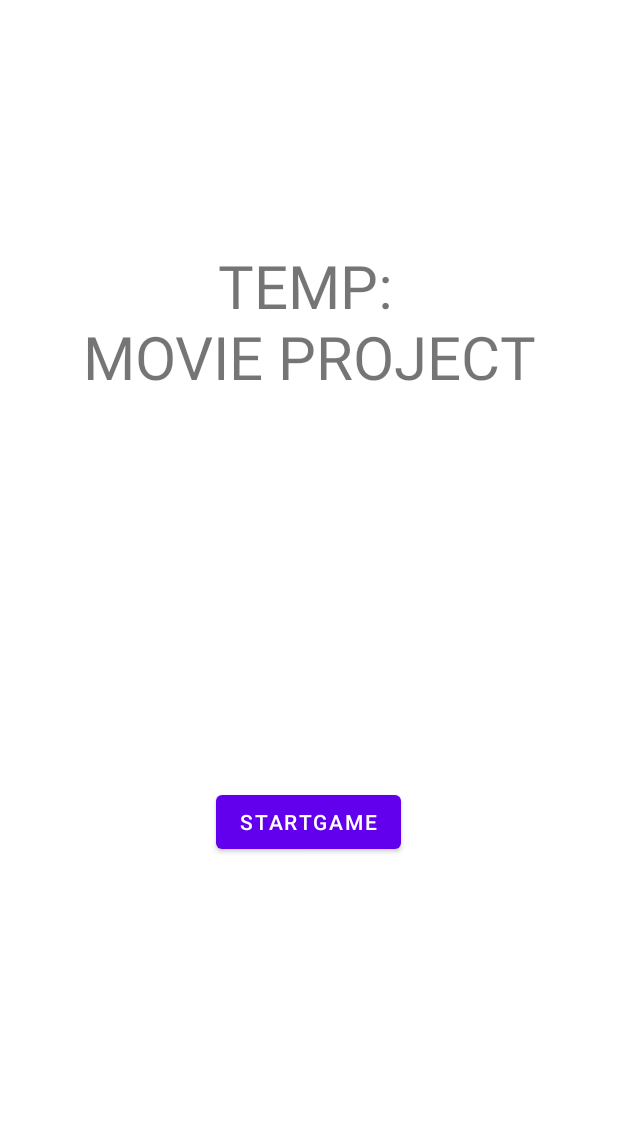
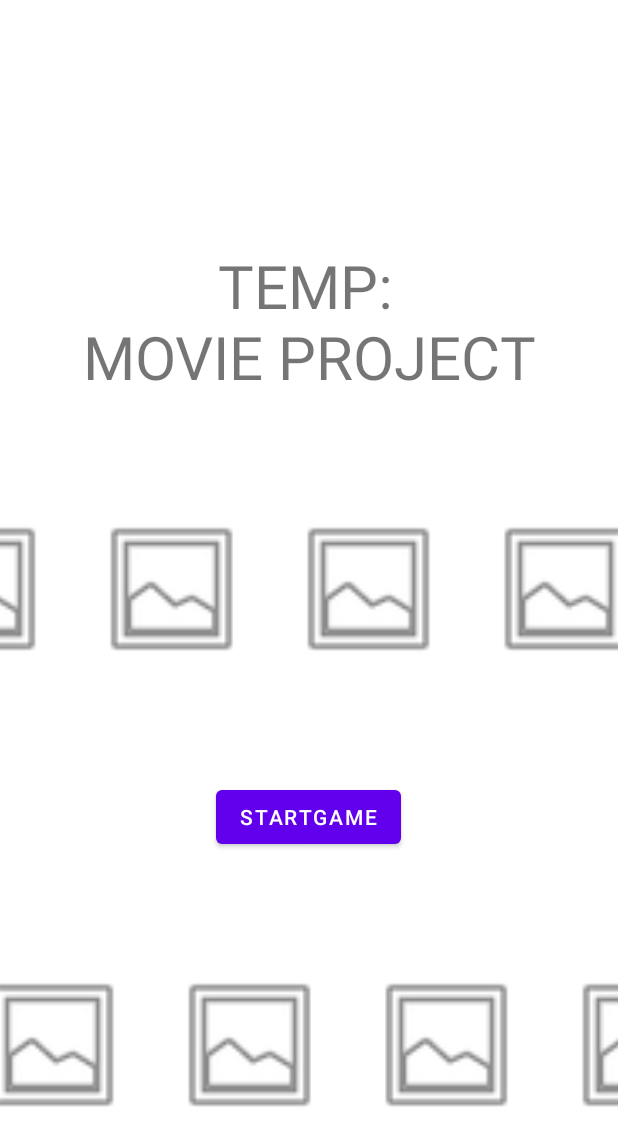
Before and after one commit to alexpopester/MovieProject, an Android app: the screen it shows after launch (MainActivity), on a phone screen of 412 x 824 dp. Shown: the top 1146 px of the screen. Run offline under Robolectric (Android 15) with nearby library versions, the phone set to English and light mode, and no system bars; our stand-ins replace Dagger/Hilt's generated code; libraries missing offline, so code that uses them is left out: com.google.firebase.crashlytics; network calls fail; pictures from the network do not load; 2 statements that could not run were skipped.

Commit message:
Finished scrolling popular movies on Start Screen

```diff
--- a/app/src/main/java/com/a02265263/movieproject/view/GameItemAdapter.java
+++ b/app/src/main/java/com/a02265263/movieproject/view/GameItemAdapter.java
@@ -60,4 +60,6 @@ public class GameItemAdapter extends RecyclerView.Adapter<GameItemAdapter.GameIt
             image = itemView.findViewById(R.id.gameItemImage);
         }
     }
+
+
 }
--- a/app/src/main/java/com/a02265263/movieproject/view/StartScreenFragment.java
+++ b/app/src/main/java/com/a02265263/movieproject/view/StartScreenFragment.java
@@ -5,15 +5,37 @@ import android.os.Bundle;
 import androidx.fragment.app.Fragment;
 import androidx.lifecycle.ViewModelProvider;
 import androidx.navigation.fragment.NavHostFragment;
+import androidx.recyclerview.widget.LinearLayoutManager;
+import androidx.recyclerview.widget.LinearSmoothScroller;
+import androidx.recyclerview.widget.LinearSnapHelper;
+import androidx.recyclerview.widget.RecyclerView;
 
+import android.util.DisplayMetrics;
 import android.view.LayoutInflater;
 import android.view.View;
 import android.view.ViewGroup;
 
 import com.a02265263.movieproject.R;
+import com.a02265263.movieproject.view.autoScrollRecyclerView.AutoScrollAdapter;
+import com.a02265263.movieproject.view.autoScrollRecyclerView.NoScrollRecyclerView;
 import com.a02265263.movieproject.viewmodel.StartScreenViewModel;
+import com.google.firebase.crashlytics.buildtools.reloc.org.apache.commons.io.IOUtils;
+
+import org.json.JSONArray;
+import org.json.JSONException;
+import org.json.JSONObject;
+
+import java.io.IOException;
+import java.io.InputStream;
+import java.net.URL;
+import java.util.ArrayList;
 
 public class StartScreenFragment extends Fragment {
+    private static final float MILLISECONDS_PER_INCH = 6000f;
+    ArrayList<String> popMoviesTop;
+    ArrayList<String> popMoviesBottom;
+    NoScrollRecyclerView recyclerViewTop;
+    NoScrollRecyclerView recyclerViewBottom;
 
     @Override
     public View onCreateView(LayoutInflater inflater, ViewGroup container,
@@ -23,9 +45,87 @@ public class StartScreenFragment extends Fragment {
 
         View view = inflater.inflate(R.layout.fragment_start_screen, container,false);
 
+        recyclerViewTop = (NoScrollRecyclerView) view.findViewById(R.id.popMoviesTop);
+        recyclerViewBottom = (NoScrollRecyclerView) view.findViewById(R.id.popMoviesBottom);
+
         view.findViewById(R.id.startGameButton).setOnClickListener(button -> {
             NavHostFragment.findNavController(this).navigate(R.id.action_startScreenFragment_to_levelSelectFragment);
         });
+
+        popMoviesTop = new ArrayList<>();
+        popMoviesBottom = new ArrayList<>();
+
+        Thread thread = new Thread(new Runnable() {
+            @Override
+            public void run() {
+                try {
+                    JSONObject tmpMoviesTop = callJsonApi("https://api.themoviedb.org/3/movie/popular?api_key=10216e19b889e6cba38a744f25087a68&language=en-US&page=1");
+                    JSONObject tmpMoviesBottom = callJsonApi("https://api.themoviedb.org/3/movie/popular?api_key=10216e19b889e6cba38a744f25087a68&language=en-US&page=2");
+
+                    JSONArray tmpMoviesTopJSONArray = tmpMoviesTop.getJSONArray("results");
+                    JSONArray tmpMoviesBottomJSONArray = tmpMoviesBottom.getJSONArray("results");
+
+                    for (int i = 0; i < tmpMoviesTopJSONArray.length(); i++) {
+                        JSONObject current = (JSONObject) tmpMoviesTopJSONArray.get(i);
+                        String imageURL = "https://image.tmdb.org/t/p/w500/" + current.getString("poster_path");
+                        popMoviesTop.add(imageURL);
+                    }
+                    for (int i = 0; i < tmpMoviesBottomJSONArray.length(); i++) {
+                        JSONObject current = (JSONObject) tmpMoviesBottomJSONArray.get(i);
+                        String imageURL = "https://image.tmdb.org/t/p/w500/" + current.getString("poster_path");
+                        popMoviesBottom.add(imageURL);
+                    }
+
+                } catch (IOException | JSONException e) {
+                    e.printStackTrace();
+                }
+            }
+        });
+        thread.start();
+
+        try {
+            thread.join();
+        } catch (InterruptedException e) {
+            e.printStackTrace();
+        }
+        setRecyclerView(recyclerViewTop, popMoviesTop, false);
+        setRecyclerView(recyclerViewBottom, popMoviesBottom, true);
+
         return view;
     }
+
+    public static JSONObject callJsonApi(String url)
+            throws IOException, JSONException {
+        InputStream is = new URL(url).openStream();
+        try {
+            String jsonText = IOUtils.toString(is, "UTF-8");
+            JSONObject json = new JSONObject(jsonText);
+//            System.out.println(json.toString(4));
+            return json;
+        } finally {
+            is.close();
+        }
+    }
+
+    private void setRecyclerView(RecyclerView recyclerView, ArrayList<String> images, Boolean reverse) {
+        LinearLayoutManager layoutManager = new LinearLayoutManager(this.getContext(), LinearLayoutManager.HORIZONTAL, reverse);
+        recyclerView.setLayoutManager(layoutManager);
+
+        AutoScrollAdapter autoScrollAdapter = new AutoScrollAdapter(this.getContext(), images);
+        recyclerView.setAdapter(autoScrollAdapter);
+
+        LinearSnapHelper snapHelper = new LinearSnapHelper();
+        snapHelper.attachToRecyclerView(recyclerView);
+
+        LinearSmoothScroller linearSmoothScroller = new LinearSmoothScroller(recyclerView.getContext()) {
+            @Override
+            protected float calculateSpeedPerPixel(DisplayMetrics displayMetrics) {
+                return MILLISECONDS_PER_INCH / displayMetrics.densityDpi;
+            }
+        };
+        linearSmoothScroller.setTargetPosition(autoScrollAdapter.getItemCount());
+        layoutManager.startSmoothScroll(linearSmoothScroller);
+
+    }
+
 }
--- /dev/null
+++ b/app/src/main/java/com/a02265263/movieproject/view/autoScrollRecyclerView/AutoScrollAdapter.java
@@ -0,0 +1,55 @@
+package com.a02265263.movieproject.view.autoScrollRecyclerView;
+
+import android.content.Context;
+import android.view.LayoutInflater;
+import android.view.View;
+import android.view.ViewGroup;
+import android.widget.ImageView;
+
+import androidx.annotation.NonNull;
+import androidx.recyclerview.widget.RecyclerView;
+
+import com.a02265263.movieproject.R;
+import com.bumptech.glide.Glide;
+
+import java.util.ArrayList;
+
+public class AutoScrollAdapter extends RecyclerView.Adapter<AutoScrollAdapter.AutoScrollViewHolder> {
+    private ArrayList<String> images;
+    private Context context;
+
+    public AutoScrollAdapter(Context context, ArrayList<String> images) {
+        this.images = images;
+        this.context = context;
+    }
+
+    @NonNull
+    @Override
+    public AutoScrollViewHolder onCreateViewHolder(@NonNull ViewGroup parent, int viewType) {
+        return new AutoScrollViewHolder(
+                LayoutInflater.from(parent.getContext()).inflate(R.layout.auto_scroll_item, parent, false)
+        );
+    }
+
+    @Override
+    public void onBindViewHolder(@NonNull AutoScrollViewHolder holder, int position) {
+        int realPosition = position % images.size();
+        Glide.with(context)
+                .load(images.get(realPosition))
+                .into(holder.image);
+    }
+
+    @Override
+    public int getItemCount() {
+        return Integer.MAX_VALUE;
+    }
+
+    class AutoScrollViewHolder extends RecyclerView.ViewHolder {
+        ImageView image;
+
+        public AutoScrollViewHolder (@NonNull View itemView) {
+            super(itemView);
+            image = itemView.findViewById(R.id.autoScrollImage);
+        }
+    }
+}
--- /dev/null
+++ b/app/src/main/java/com/a02265263/movieproject/view/autoScrollRecyclerView/NoScrollRecyclerView.java
@@ -0,0 +1,38 @@
+package com.a02265263.movieproject.view.autoScrollRecyclerView;
+
+import android.content.Context;
+import android.util.AttributeSet;
+import android.view.MotionEvent;
+
+import androidx.annotation.NonNull;
+import androidx.recyclerview.widget.RecyclerView;
+
+public class NoScrollRecyclerView extends RecyclerView {
+    public NoScrollRecyclerView(@NonNull Context context) {
+        super(context);
+    }
+
+    public NoScrollRecyclerView(@NonNull Context context, AttributeSet attrs) {
+        super(context, attrs);
+    }
+
+    public NoScrollRecyclerView(@NonNull Context context, AttributeSet attrs, int defStyle) {
+        super(context, attrs, defStyle);
+    }
+
+    @Override
+    public boolean onInterceptTouchEvent(MotionEvent e) {
+        if (getLayoutManager() != null && getLayoutManager().isSmoothScrolling()) {
+            return true;
+        }
+        return super.onInterceptTouchEvent(e);
+    }
+
+    @Override
+    public boolean onTouchEvent(MotionEvent e) {
+        if (getLayoutManager() != null && getLayoutManager().isSmoothScrolling()) {
+            return true;
+        }
+        return super.onTouchEvent(e);
+    }
+}
--- /dev/null
+++ b/app/src/main/res/layout/auto_scroll_item.xml
@@ -0,0 +1,19 @@
+<?xml version="1.0" encoding="utf-8"?>
+<androidx.constraintlayout.widget.ConstraintLayout xmlns:android="http://schemas.android.com/apk/res/android"
+    xmlns:app="http://schemas.android.com/apk/res-auto"
+    xmlns:tools="http://schemas.android.com/tools"
+    android:layout_width="wrap_content"
+    android:layout_height="wrap_content">
+
+    <ImageView
+        android:id="@+id/autoScrollImage"
+        android:layout_width="107dp"
+        android:layout_height="160dp"
+        android:layout_marginStart="12dp"
+        android:layout_marginEnd="12dp"
+        app:layout_constraintBottom_toBottomOf="parent"
+        app:layout_constraintEnd_toEndOf="parent"
+        app:layout_constraintStart_toStartOf="parent"
+        app:layout_constraintTop_toTopOf="parent"
+        app:srcCompat="@android:drawable/ic_menu_gallery" />
+</androidx.constraintlayout.widget.ConstraintLayout>
--- a/app/src/main/res/layout/fragment_start_screen.xml
+++ b/app/src/main/res/layout/fragment_start_screen.xml
@@ -25,13 +25,29 @@
         android:layout_width="wrap_content"
         android:layout_height="wrap_content"
         android:layout_marginStart="16dp"
-        android:layout_marginTop="236dp"
         android:layout_marginEnd="16dp"
-        android:layout_marginBottom="229dp"
         android:text="startGame"
         app:layout_constraintBottom_toBottomOf="parent"
         app:layout_constraintEnd_toEndOf="parent"
         app:layout_constraintHorizontal_bias="0.498"
         app:layout_constraintStart_toStartOf="parent"
         app:layout_constraintTop_toBottomOf="@+id/titleText" />
+
+    <com.a02265263.movieproject.view.autoScrollRecyclerView.NoScrollRecyclerView
+        android:id="@+id/popMoviesTop"
+        android:layout_width="0dp"
+        android:layout_height="160dp"
+        app:layout_constraintBottom_toTopOf="@+id/startGameButton"
+        app:layout_constraintEnd_toEndOf="parent"
+        app:layout_constraintStart_toStartOf="parent"
+        app:layout_constraintTop_toBottomOf="@+id/titleText" />
+
+    <com.a02265263.movieproject.view.autoScrollRecyclerView.NoScrollRecyclerView
+        android:id="@+id/popMoviesBottom"
+        android:layout_width="0dp"
+        android:layout_height="160dp"
+        app:layout_constraintBottom_toBottomOf="parent"
+        app:layout_constraintEnd_toEndOf="parent"
+        app:layout_constraintStart_toStartOf="parent"
+        app:layout_constraintTop_toBottomOf="@+id/startGameButton" />
 </androidx.constraintlayout.widget.ConstraintLayout>
```
